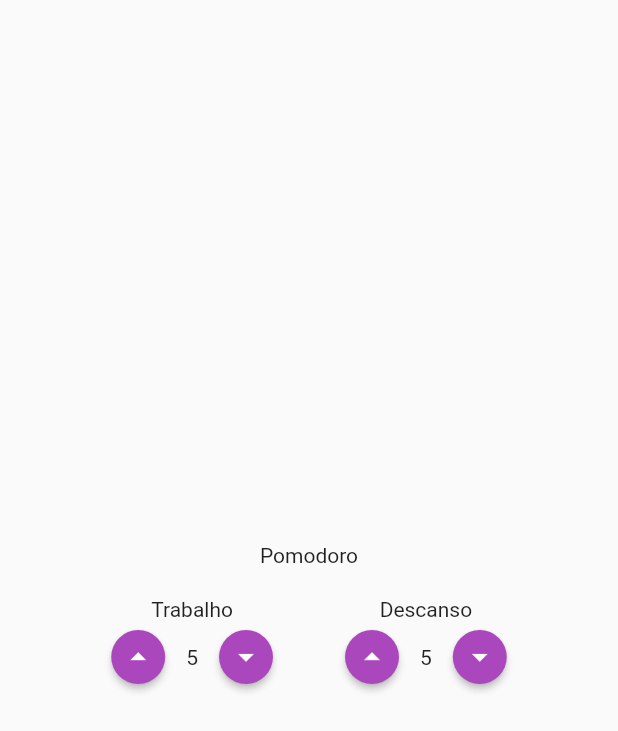
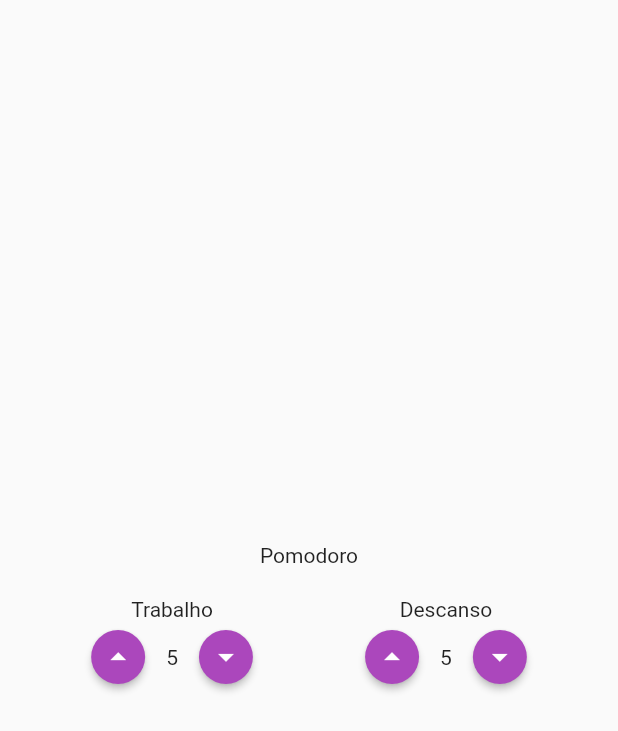
Before and after one commit to lemtd/mobx_project, a Flutter app: the screen it shows after launch, on a phone screen of 412 x 824 dp. Shown: the top 731 px of the screen. Run offline on Flutter 3.47's test engine with Material 2 defaults, Android fonts, the phone set to English and light mode, and no system bars; our stand-ins replace flutter_mobx, flutter_modular, mobx; generated files the repository leaves out were written again.

Commit message:
Remove unnecessary sized box

```diff
--- a/lib/app/modules/pages/pomodoro.dart
+++ b/lib/app/modules/pages/pomodoro.dart
@@ -16,12 +16,9 @@
             height: 20,
           ),
           Row(
-            mainAxisAlignment: MainAxisAlignment.center,
+            mainAxisAlignment: MainAxisAlignment.spaceEvenly,
             children: [
               InputTime(initial_time: 5, alert: 'Trabalho'),
-              SizedBox(
-                width: 20,
-              ),
               InputTime(initial_time: 5, alert: 'Descanso'),
             ],
           ),
```
